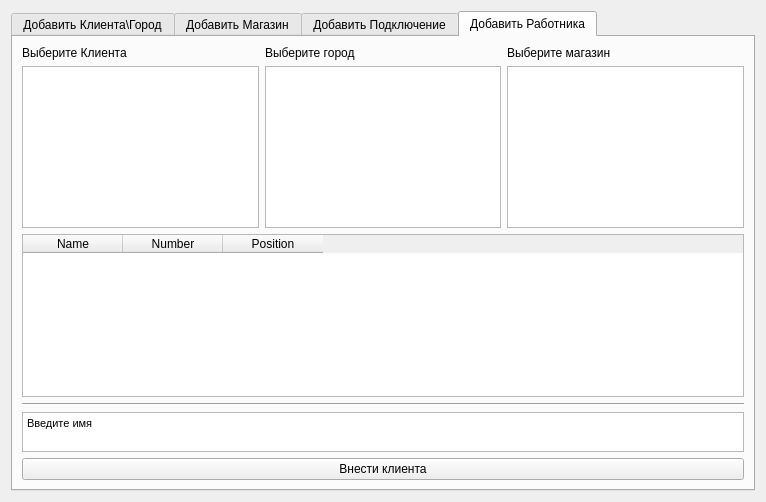
The window that edit_db.ui (Bigmagyshka/Quick-AD-Access) describes before a commit, drawn with Qt 5.
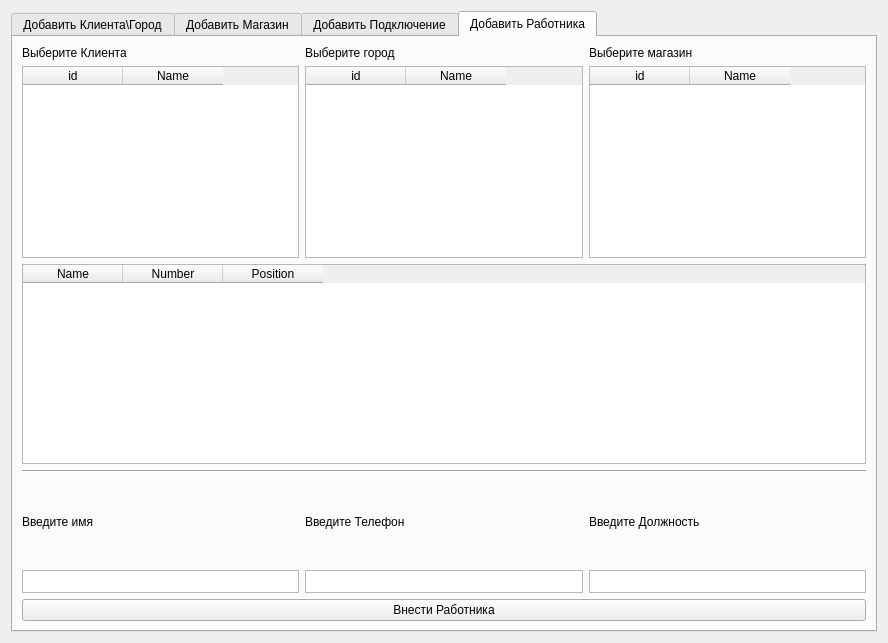
The same window after the commit. The open tabs and pages were chosen to show the change.

Patch:
```diff
--- a/edit_db.ui
+++ b/edit_db.ui
@@ -6,8 +6,8 @@
    <rect>
     <x>0</x>
     <y>0</y>
-    <width>766</width>
-    <height>502</height>
+    <width>888</width>
+    <height>643</height>
    </rect>
   </property>
   <property name="windowTitle">
@@ -562,7 +562,18 @@
               </widget>
              </item>
              <item>
-              <widget class="QTableWidget" name="tableWidget_10"/>
+              <widget class="QTableWidget" name="Workers_Client">
+               <column>
+                <property name="text">
+                 <string>id</string>
+                </property>
+               </column>
+               <column>
+                <property name="text">
+                 <string>Name</string>
+                </property>
+               </column>
+              </widget>
              </item>
             </layout>
            </item>
@@ -576,7 +587,18 @@
               </widget>
              </item>
              <item>
-              <widget class="QTableWidget" name="tableWidget_11"/>
+              <widget class="QTableWidget" name="Workers_Sity">
+               <column>
+                <property name="text">
+                 <string>id</string>
+                </property>
+               </column>
+               <column>
+                <property name="text">
+                 <string>Name</string>
+                </property>
+               </column>
+              </widget>
              </item>
             </layout>
            </item>
@@ -590,14 +612,31 @@
               </widget>
              </item>
              <item>
-              <widget class="QTableWidget" name="tableWidget_12"/>
+              <widget class="QTableWidget" name="Workers_Shop">
+               <column>
+                <property name="text">
+                 <string>id</string>
+                </property>
+               </column>
+               <column>
+                <property name="text">
+                 <string>Name</string>
+                </property>
+               </column>
+              </widget>
              </item>
             </layout>
            </item>
           </layout>
          </item>
          <item>
-          <widget class="QTableWidget" name="tableWidget_2">
+          <widget class="QTableWidget" name="Workers">
+           <property name="minimumSize">
+            <size>
+             <width>0</width>
+             <height>200</height>
+            </size>
+           </property>
            <column>
             <property name="text">
              <string>Name</string>
@@ -623,26 +662,82 @@
           </widget>
          </item>
          <item>
-          <widget class="QTextBrowser" name="textBrowser_5">
+          <layout class="QGridLayout" name="gridLayout_4">
+           <item row="1" column="1">
+            <widget class="QTextEdit" name="Workers_Number">
            <property name="maximumSize">
             <size>
              <width>16777215</width>
-             <height>40</height>
-            </size>
-           </property>
-           <property name="html">
-            <string>&lt;!DOCTYPE HTML PUBLIC &quot;-//W3C//DTD HTML 4.0//EN&quot; &quot;http://www.w3.org/TR/REC-html40/strict.dtd&quot;&gt;
-&lt;html&gt;&lt;head&gt;&lt;meta name=&quot;qrichtext&quot; content=&quot;1&quot; /&gt;&lt;style type=&quot;text/css&quot;&gt;
-p, li { white-space: pre-wrap; }
-&lt;/style&gt;&lt;/head&gt;&lt;body style=&quot; font-family:'MS Shell Dlg 2'; font-size:8.25pt; font-weight:400; font-style:normal;&quot;&gt;
-&lt;p style=&quot; margin-top:0px; margin-bottom:0px; margin-left:0px; margin-right:0px; -qt-block-indent:0; text-indent:0px;&quot;&gt;Введите имя&lt;/p&gt;&lt;/body&gt;&lt;/html&gt;</string>
-           </property>
-          </widget>
+               <height>23</height>
+              </size>
+             </property>
+             <property name="verticalScrollBarPolicy">
+              <enum>Qt::ScrollBarAlwaysOff</enum>
+             </property>
+             <property name="overwriteMode">
+              <bool>true</bool>
+             </property>
+            </widget>
+           </item>
+           <item row="1" column="0">
+            <widget class="QTextEdit" name="Workers_Name">
+             <property name="maximumSize">
+              <size>
+               <width>16777215</width>
+               <height>23</height>
+              </size>
+             </property>
+             <property name="verticalScrollBarPolicy">
+              <enum>Qt::ScrollBarAlwaysOff</enum>
+             </property>
+             <property name="overwriteMode">
+              <bool>true</bool>
+             </property>
+            </widget>
+           </item>
+           <item row="0" column="2">
+            <widget class="QLabel" name="label_19">
+             <property name="text">
+              <string>Введите Должность</string>
+             </property>
+            </widget>
+           </item>
+           <item row="0" column="1">
+            <widget class="QLabel" name="label_18">
+             <property name="text">
+              <string>Введите Телефон</string>
+             </property>
+            </widget>
+           </item>
+           <item row="0" column="0">
+            <widget class="QLabel" name="label_17">
+             <property name="text">
+              <string>Введите имя</string>
+             </property>
+            </widget>
+           </item>
+           <item row="1" column="2">
+            <widget class="QTextEdit" name="Workers_Position">
+             <property name="maximumSize">
+              <size>
+               <width>16777215</width>
+               <height>23</height>
+              </size>
+             </property>
+             <property name="verticalScrollBarPolicy">
+              <enum>Qt::ScrollBarAlwaysOff</enum>
+             </property>
+             <property name="overwriteMode">
+              <bool>true</bool>
+             </property>
+            </widget>
+           </item>
+          </layout>
          </item>
          <item>
           <widget class="QPushButton" name="pushButton_7">
            <property name="text">
-            <string>Внести клиента</string>
+            <string>Внести Работника</string>
            </property>
           </widget>
          </item>
```
Left out of the diff: 186 changed lines with no effect on the pictures. Lines whose indentation alone changed are shown as unchanged.
